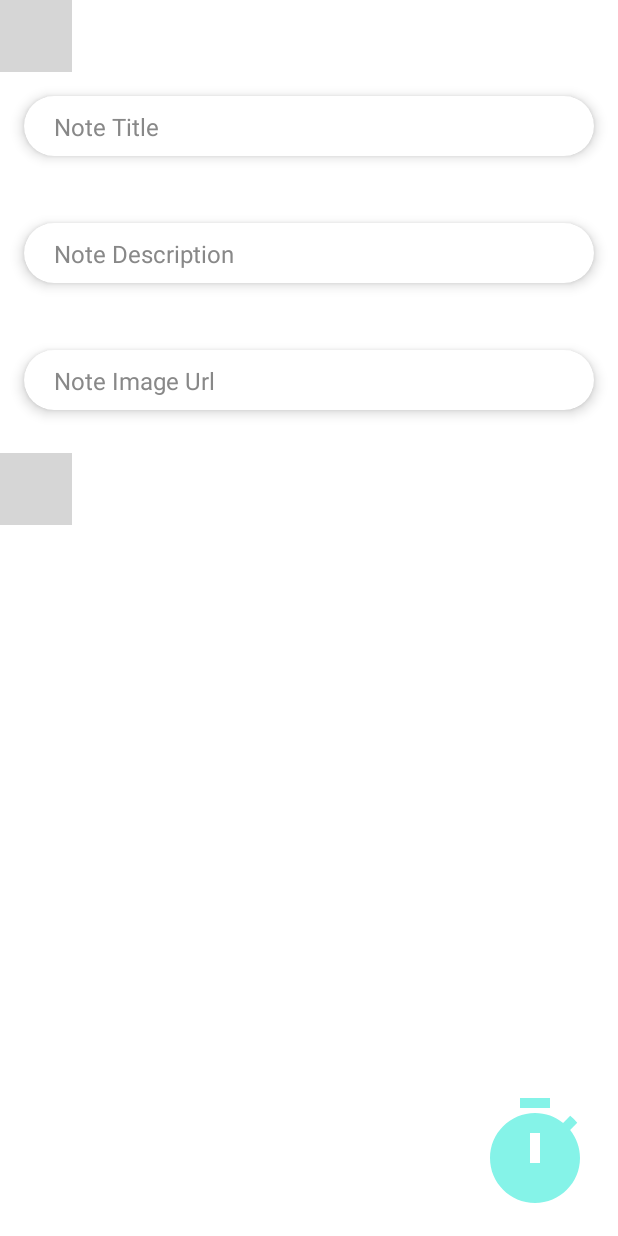
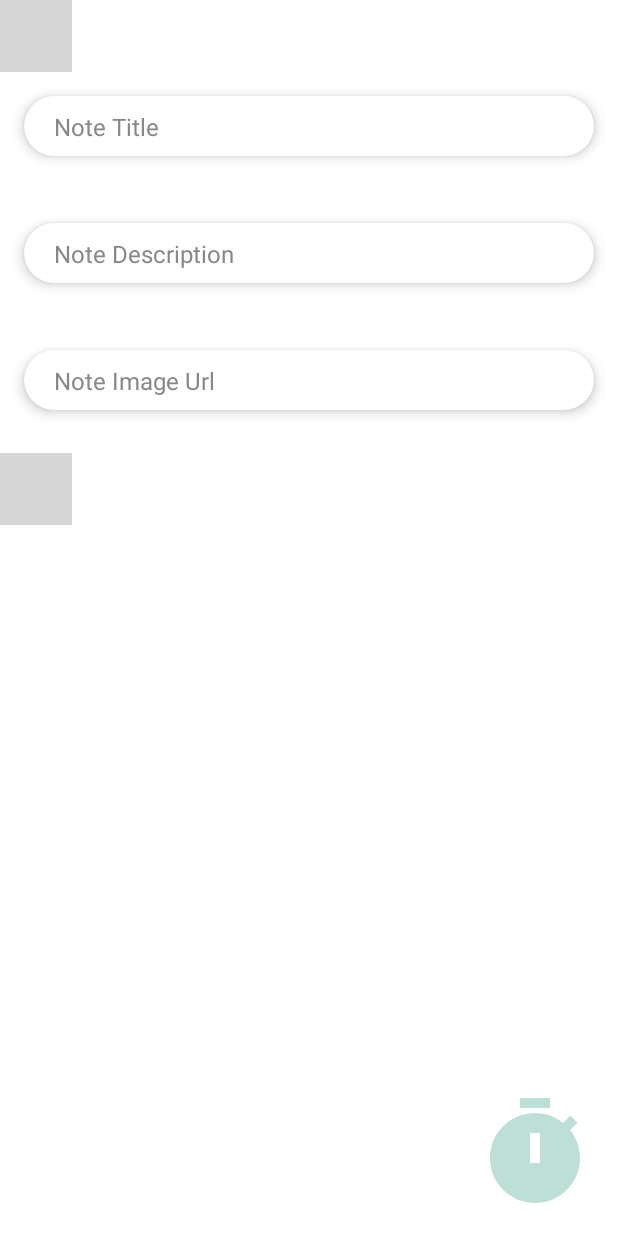
Before and after one commit to suveybesena/JetpackComposeVisualNoteApp, an Android app built with Jetpack Compose: the composable NoteAddScreen shown on its own in the app's theme, on a phone screen of 412 x 824 dp. Run offline under Robolectric (Android 15) with nearby library versions, the phone set to English and light mode, and no system bars; our stand-ins replace Dagger/Hilt's generated code, Room's generated code; 3 statements that could not run were skipped; grey boxes are pictures that could not be loaded.

Commit message:
change color

```diff
--- a/app/src/main/java/com/example/jetpackcomposevisualnoteapp/ui/theme/Color.kt
+++ b/app/src/main/java/com/example/jetpackcomposevisualnoteapp/ui/theme/Color.kt
@@ -13,9 +13,9 @@ val Pink = Color(0xFFD68680)
 class Color {
     companion object {
         @Stable
-        val Blue = Color(0xFF85F3E8)
+        val Blue = Color(0xFFBDDFD6)
         @Stable
-        val Highlight = Color(0xFFB7E8F1)
+        val Highlight = Color(0xFFBDDFD6)
         @Stable
         val Gray = Color(0xDAF7F7F7)
     }
```
